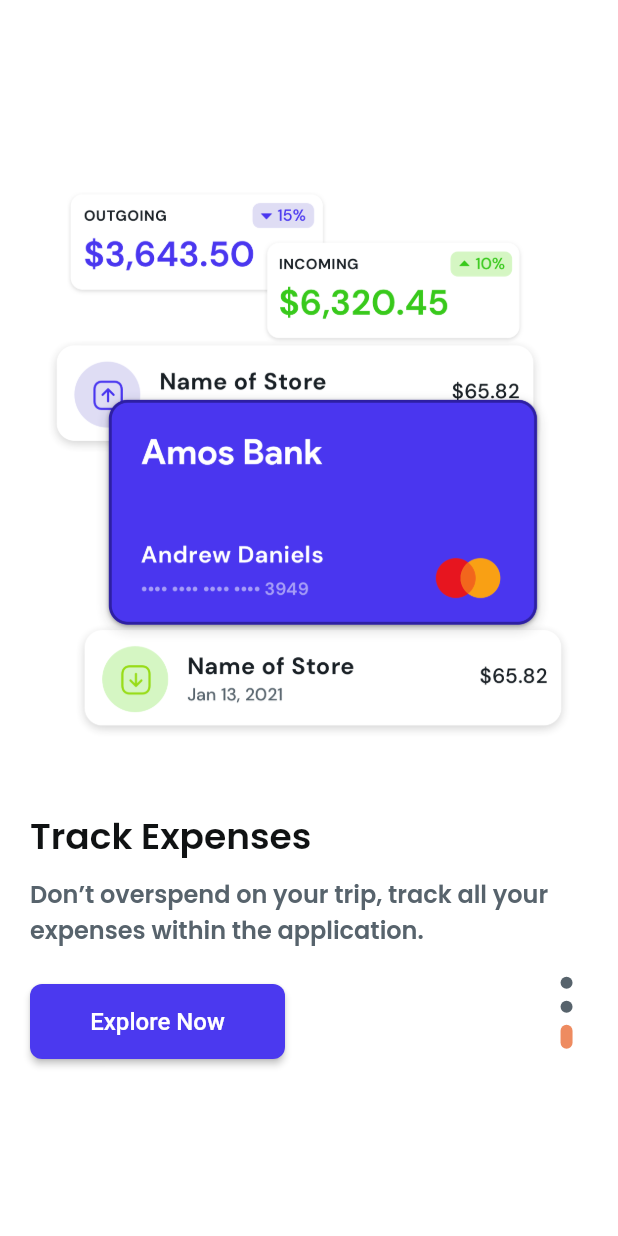
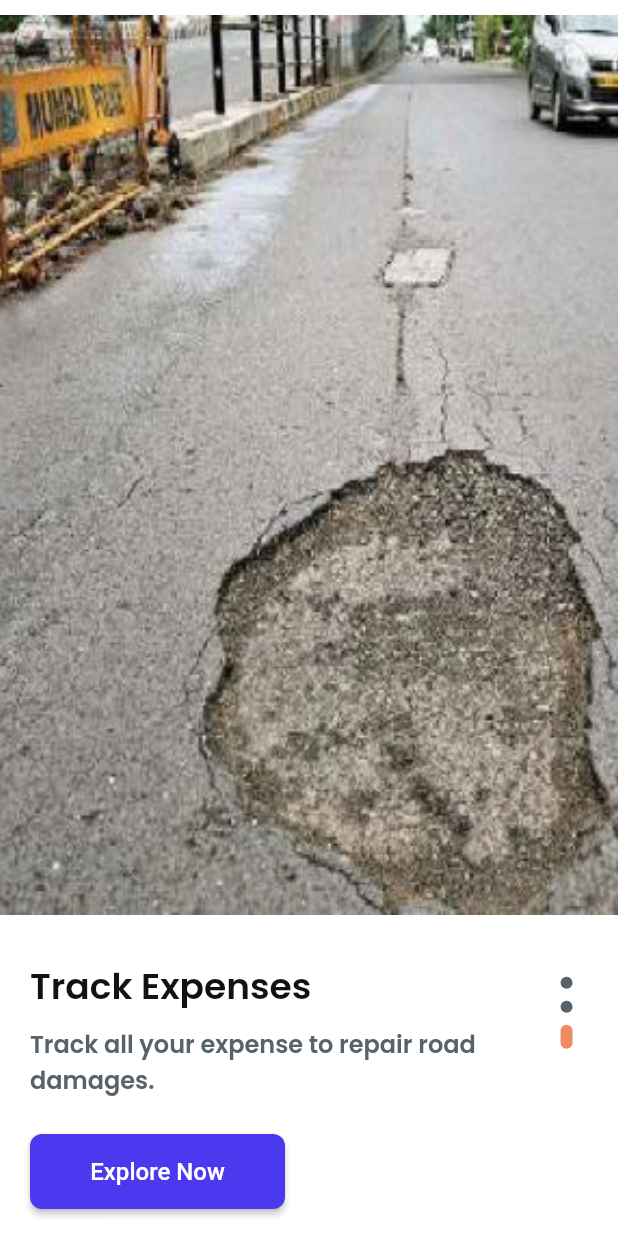
Before and after one commit to Capstone-RSD/rss-client, a Flutter app: the screen it shows after launch, swiped to page 3, on a phone screen of 412 x 824 dp. Run offline on Flutter 3.47's test engine with Material 2 defaults, Android fonts, the phone set to English and light mode, and no system bars; drawn by our look-alikes of auto_size_text, smooth_page_indicator; our stand-ins replace built_collection, built_value, cloud_firestore, csv, file_picker, firebase_auth and 20 more; missing offline and left inert: json_path, mime_type, protobuf; accounts and stored records are empty; Roboto replaces fonts that are missing (Lexend Deca).

```diff
--- a/lib/camera/camera_model.dart
+++ b/lib/camera/camera_model.dart
@@ -1,6 +1,6 @@
 import 'package:flutter/material.dart';
 
-import '../flutter_flow/flutter_flow_util.dart';
+import '/flutter_flow/flutter_flow_util.dart';
 
 class CameraModel extends FlutterFlowModel {
   ///  State fields for stateful widgets in this page.
--- a/lib/flutter_flow/flutter_flow_theme.dart
+++ b/lib/flutter_flow/flutter_flow_theme.dart
@@ -46,6 +46,7 @@ abstract class FlutterFlowTheme {
   late Color black600;
   late Color tertiary400;
   late Color textColor;
+  late Color uploadImgColour;
 
   String get title1Family => typography.title1Family;
   TextStyle get title1 => typography.title1;
@@ -83,6 +84,7 @@ class LightModeTheme extends FlutterFlowTheme {
   late Color black600 = Color(0xFF090F13);
   late Color tertiary400 = Color(0xFF39D2C0);
   late Color textColor = Color(0xFF1E2429);
+  late Color uploadImgColour = Color(0xFFF1F4F8);
 }
 
 abstract class Typography {
@@ -176,6 +178,7 @@ class DarkModeTheme extends FlutterFlowTheme {
   late Color black600 = Color(0xFF090F13);
   late Color tertiary400 = Color(0xFF39D2C0);
   late Color textColor = Color(0xFF1E2429);
+  late Color uploadImgColour = Color(0xFF090F13);
 }
 
 extension TextStyleHelper on TextStyle {
--- a/lib/flutter_flow/internationalization.dart
+++ b/lib/flutter_flow/internationalization.dart
@@ -224,41 +224,40 @@ final kTranslationsMap = <Map<String, Map<String, String>>>[
   },
   // onboarding
   {
-    '8v5010l2': {
+    'j4svfh17': {
       'en': 'Welcome',
       'fr': '',
     },
-    'zfs2gvr6': {
+    '329cjftw': {
       'en': 'Help us to detect road damages around the city by using our app.',
       'fr': '',
     },
-    'lnw04ppg': {
+    'djuiffjf': {
       'en': 'Explore Now',
       'fr': '',
     },
-    'y67xouur': {
-      'en': 'Message Friends',
+    '9dzjav81': {
+      'en': 'Estimate',
       'fr': '',
     },
-    'm0f3nmfe': {
+    'jkiin17r': {
       'en':
-          'Stay in the loop with trip plans, places to go and transportation.',
+          'Estimate the cost to repair potholes and cracks depending on severtiy of the damage.',
       'fr': '',
     },
-    'oa0spigg': {
+    'v8cgreya': {
       'en': 'Explore Now',
       'fr': '',
     },
-    'b5axzzij': {
+    '5nwlmqko': {
       'en': 'Track Expenses',
       'fr': '',
     },
-    'efv4x5wm': {
-      'en':
-          'Don’t overspend on your trip, track all your expenses within the application.',
+    '9tt77khz': {
+      'en': 'Track all your expense to repair road damages.',
       'fr': '',
     },
-    'cxfswqix': {
+    'x2pbt41h': {
       'en': 'Explore Now',
       'fr': '',
     },
--- a/lib/home_page/home_page_model.dart
+++ b/lib/home_page/home_page_model.dart
@@ -1,6 +1,6 @@
 import 'package:flutter/material.dart';
 
-import '../flutter_flow/flutter_flow_util.dart';
+import '/flutter_flow/flutter_flow_util.dart';
 
 class HomePageModel extends FlutterFlowModel {
   ///  State fields for stateful widgets in this page.
--- a/lib/list_page/list_page_widget.dart
+++ b/lib/list_page/list_page_widget.dart
@@ -1,9 +1,9 @@
 import 'package:flutter/material.dart';
 import 'package:provider/provider.dart';
 
-import '../flutter_flow/flutter_flow_theme.dart';
-import '../flutter_flow/flutter_flow_util.dart';
-import '../flutter_flow/flutter_flow_widgets.dart';
+import '/flutter_flow/flutter_flow_theme.dart';
+import '/flutter_flow/flutter_flow_util.dart';
+import '/flutter_flow/flutter_flow_widgets.dart';
 import 'list_page_model.dart';
 
 export 'list_page_model.dart';
--- a/lib/onboarding/onboarding_widget.dart
+++ b/lib/onboarding/onboarding_widget.dart
@@ -3,9 +3,9 @@ import 'package:provider/provider.dart';
 import 'package:smooth_page_indicator/smooth_page_indicator.dart'
     as smooth_page_indicator;
 
-import '../flutter_flow/flutter_flow_theme.dart';
-import '../flutter_flow/flutter_flow_util.dart';
-import '../flutter_flow/flutter_flow_widgets.dart';
+import '/flutter_flow/flutter_flow_theme.dart';
+import '/flutter_flow/flutter_flow_util.dart';
+import '/flutter_flow/flutter_flow_widgets.dart';
 import 'onboarding_model.dart';
 
 export 'onboarding_model.dart';
@@ -64,9 +64,11 @@ class _OnboardingWidgetState extends State<OnboardingWidget> {
                             decoration: BoxDecoration(
                               color: FlutterFlowTheme.of(context).primaryColor,
                             ),
+                            child: SingleChildScrollView(
                               child: Column(
                                 mainAxisSize: MainAxisSize.max,
                                 mainAxisAlignment: MainAxisAlignment.center,
+                                crossAxisAlignment: CrossAxisAlignment.center,
                                 children: [
                                   Row(
                                     mainAxisSize: MainAxisSize.max,
@@ -76,10 +78,10 @@ class _OnboardingWidgetState extends State<OnboardingWidget> {
                                         padding: EdgeInsetsDirectional.fromSTEB(
                                             0, 0, 0, 20),
                                         child: Image.asset(
-                                        'assets/images/22_JPG.rf.1d79483f07ffdef4d62b19fc7d38988e.jpg',
-                                        width: 350,
-                                        height: 400,
-                                        fit: BoxFit.fitWidth,
+                                          'assets/images/istockphoto-157418325-612x612.jpg',
+                                          width: 600,
+                                          height: 600,
+                                          fit: BoxFit.cover,
                                         ),
                                       ),
                                     ],
@@ -92,7 +94,7 @@ class _OnboardingWidgetState extends State<OnboardingWidget> {
                                       children: [
                                         Text(
                                           FFLocalizations.of(context).getText(
-                                          '8v5010l2' /* Welcome */,
+                                            'j4svfh17' /* Welcome */,
                                           ),
                                           style: FlutterFlowTheme.of(context)
                                               .title1
@@ -113,7 +115,7 @@ class _OnboardingWidgetState extends State<OnboardingWidget> {
                                         Expanded(
                                           child: Text(
                                             FFLocalizations.of(context).getText(
-                                            'zfs2gvr6' /* Help us to detect road damages... */,
+                                              '329cjftw' /* Help us to detect road damages... */,
                                             ),
                                             style: FlutterFlowTheme.of(context)
                                                 .subtitle2
@@ -133,7 +135,8 @@ class _OnboardingWidgetState extends State<OnboardingWidget> {
                                       mainAxisSize: MainAxisSize.max,
                                       children: [
                                         Padding(
-                                        padding: EdgeInsetsDirectional.fromSTEB(
+                                          padding:
+                                              EdgeInsetsDirectional.fromSTEB(
                                                   0, 16, 0, 0),
                                           child: FFButtonWidget(
                                             onPressed: () async {
@@ -141,22 +144,26 @@ class _OnboardingWidgetState extends State<OnboardingWidget> {
                                             },
                                             text: FFLocalizations.of(context)
                                                 .getText(
-                                            'lnw04ppg' /* Explore Now */,
+                                              'djuiffjf' /* Explore Now */,
                                             ),
                                             options: FFButtonOptions(
                                               width: 170,
                                               height: 50,
-                                            color: FlutterFlowTheme.of(context)
+                                              padding: EdgeInsetsDirectional
+                                                  .fromSTEB(0, 0, 0, 0),
+                                              iconPadding: EdgeInsetsDirectional
+                                                  .fromSTEB(0, 0, 0, 0),
+                                              color:
+                                                  FlutterFlowTheme.of(context)
                                                       .secondaryColor,
-                                            textStyle:
-                                                FlutterFlowTheme.of(context)
+                                              textStyle: FlutterFlowTheme.of(
+                                                      context)
                                                   .subtitle2
                                                   .override(
                                                     fontFamily: 'Lexend Deca',
                                                     color: Colors.white,
                                                     fontSize: 16,
-                                                      fontWeight:
-                                                          FontWeight.w500,
+                                                    fontWeight: FontWeight.w500,
                                                   ),
                                               elevation: 2,
                                               borderSide: BorderSide(
@@ -170,6 +177,7 @@ class _OnboardingWidgetState extends State<OnboardingWidget> {
                                     ),
                                   ),
                                 ],
+                              ),
                             ),
                           ),
                           Container(
@@ -190,10 +198,10 @@ class _OnboardingWidgetState extends State<OnboardingWidget> {
                                       padding: EdgeInsetsDirectional.fromSTEB(
                                           0, 0, 0, 20),
                                       child: Image.asset(
-                                        'assets/images/ON_messages@3x.png',
-                                        width: 350,
-                                        height: 400,
-                                        fit: BoxFit.fitWidth,
+                                        'assets/images/11_jpg.rf.95574df05e2405a380117493a4329702.jpg',
+                                        width: 600,
+                                        height: 600,
+                                        fit: BoxFit.fitHeight,
                                       ),
                                     ),
                                   ],
@@ -206,7 +214,7 @@ class _OnboardingWidgetState extends State<OnboardingWidget> {
                                     children: [
                                       Text(
                                         FFLocalizations.of(context).getText(
-                                          'y67xouur' /* Message Friends */,
+                                          '9dzjav81' /* Estimate */,
                                         ),
                                         style: FlutterFlowTheme.of(context)
                                             .title1
@@ -229,10 +237,16 @@ class _OnboardingWidgetState extends State<OnboardingWidget> {
                                       Expanded(
                                         child: Text(
                                           FFLocalizations.of(context).getText(
-                                            'm0f3nmfe' /* Stay in the loop with trip pla... */,
+                                            'jkiin17r' /* Estimate the cost to repair po... */,
                                           ),
                                           style: FlutterFlowTheme.of(context)
-                                              .subtitle2,
+                                              .subtitle2
+                                              .override(
+                                                fontFamily: 'Poppins',
+                                                color:
+                                                    FlutterFlowTheme.of(context)
+                                                        .primaryBtnText,
+                                              ),
                                         ),
                                       ),
                                     ],
@@ -253,11 +267,17 @@ class _OnboardingWidgetState extends State<OnboardingWidget> {
                                           },
                                           text: FFLocalizations.of(context)
                                               .getText(
-                                            'oa0spigg' /* Explore Now */,
+                                            'v8cgreya' /* Explore Now */,
                                           ),
                                           options: FFButtonOptions(
                                             width: 170,
                                             height: 50,
+                                            padding:
+                                                EdgeInsetsDirectional.fromSTEB(
+                                                    0, 0, 0, 0),
+                                            iconPadding:
+                                                EdgeInsetsDirectional.fromSTEB(
+                                                    0, 0, 0, 0),
                                             color: Colors.white,
                                             textStyle: FlutterFlowTheme.of(
                                                     context)
@@ -299,14 +319,16 @@ class _OnboardingWidgetState extends State<OnboardingWidget> {
                                   mainAxisSize: MainAxisSize.max,
                                   mainAxisAlignment: MainAxisAlignment.center,
                                   children: [
-                                    Padding(
+                                    Expanded(
+                                      child: Padding(
                                         padding: EdgeInsetsDirectional.fromSTEB(
                                             0, 0, 0, 30),
                                         child: Image.asset(
-                                        'assets/images/ON_expenses@3x.png',
-                                        width: 350,
-                                        height: 400,
-                                        fit: BoxFit.fitWidth,
+                                          'assets/images/img-541_jpg.rf.342f9848c81786dba5c7983582718506.jpg',
+                                          width: 600,
+                                          height: 600,
+                                          fit: BoxFit.cover,
+                                        ),
                                       ),
                                     ),
                                   ],
@@ -319,7 +341,7 @@ class _OnboardingWidgetState extends State<OnboardingWidget> {
                                     children: [
                                       Text(
                                         FFLocalizations.of(context).getText(
-                                          'b5axzzij' /* Track Expenses */,
+                                          '5nwlmqko' /* Track Expenses */,
                                         ),
                                         style:
                                             FlutterFlowTheme.of(context).title1,
@@ -336,7 +358,7 @@ class _OnboardingWidgetState extends State<OnboardingWidget> {
                                       Expanded(
                                         child: Text(
                                           FFLocalizations.of(context).getText(
-                                            'efv4x5wm' /* Don’t overspend on your trip, ... */,
+                                            '9tt77khz' /* Track all your expense to repa... */,
                                           ),
                                           style: FlutterFlowTheme.of(context)
                                               .subtitle2,
@@ -360,11 +382,17 @@ class _OnboardingWidgetState extends State<OnboardingWidget> {
                                           },
                                           text: FFLocalizations.of(context)
                                               .getText(
-                                            'cxfswqix' /* Explore Now */,
+                                            'x2pbt41h' /* Explore Now */,
                                           ),
                                           options: FFButtonOptions(
                                             width: 170,
                                             height: 50,
+                                            padding:
+                                                EdgeInsetsDirectional.fromSTEB(
+                                                    0, 0, 0, 0),
+                                            iconPadding:
+                                                EdgeInsetsDirectional.fromSTEB(
+                                                    0, 0, 0, 0),
                                             color: FlutterFlowTheme.of(context)
                                                 .primaryColor,
                                             textStyle:
--- a/lib/success_page/success_page_model.dart
+++ b/lib/success_page/success_page_model.dart
@@ -1,6 +1,6 @@
 import 'package:flutter/material.dart';
 
-import '../flutter_flow/flutter_flow_util.dart';
+import '/flutter_flow/flutter_flow_util.dart';
 
 class SuccessPageModel extends FlutterFlowModel {
   /// Initialization and disposal methods.
```
Also changed, not shown: lib/camera/camera_widget.dart (+61 -39 lines), lib/home_page/home_page_widget.dart (+39 -32 lines), lib/index.dart (+5 -5 lines), lib/models/rss_models.dart (+34 -16 lines), lib/onboarding/onboarding_model.dart (+1 -7 lines), lib/success_page/success_page_widget.dart (+5 -4 lines), assets/images/11_jpg.rf.95574df05e2405a380117493a4329702.jpg (added), assets/images/22_JPG.rf.1d79483f07ffdef4d62b19fc7d38988e.jpg (deleted), assets/images/DAAsset_1.png (deleted), assets/images/ON_expenses@3x.png (deleted), assets/images/ON_messages@3x.png (deleted), assets/images/img-541_jpg.rf.342f9848c81786dba5c7983582718506.jpg (added), assets/images/rss_logo.png (added), 2 other files. Lines whose indentation alone changed are shown as unchanged.
